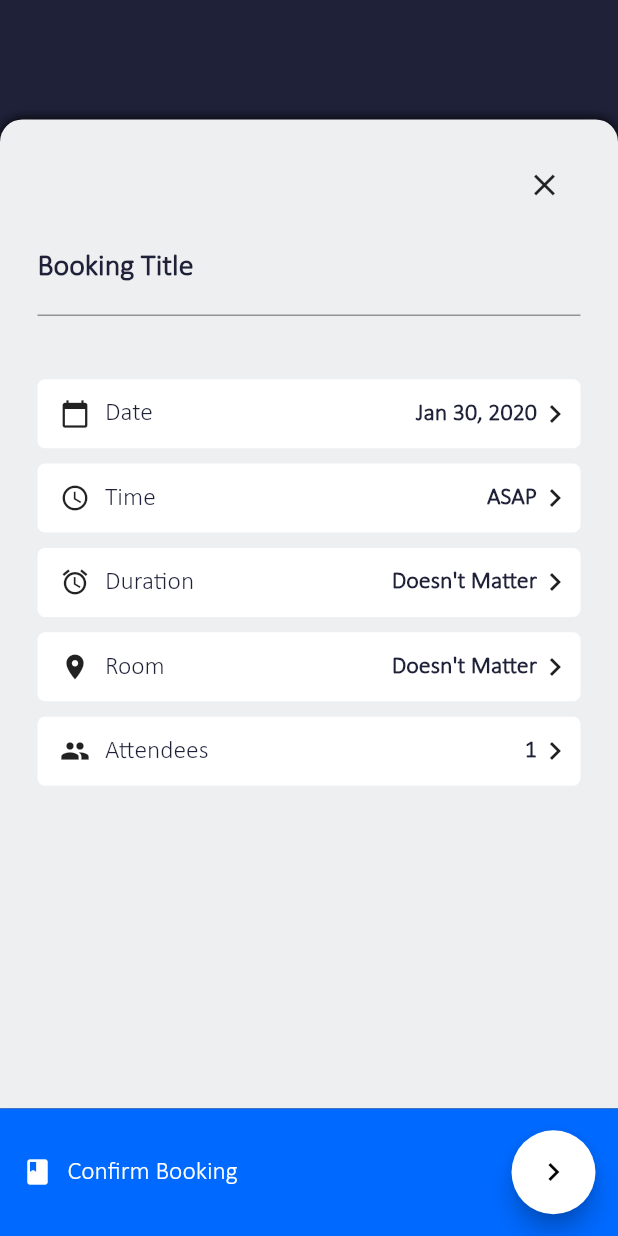
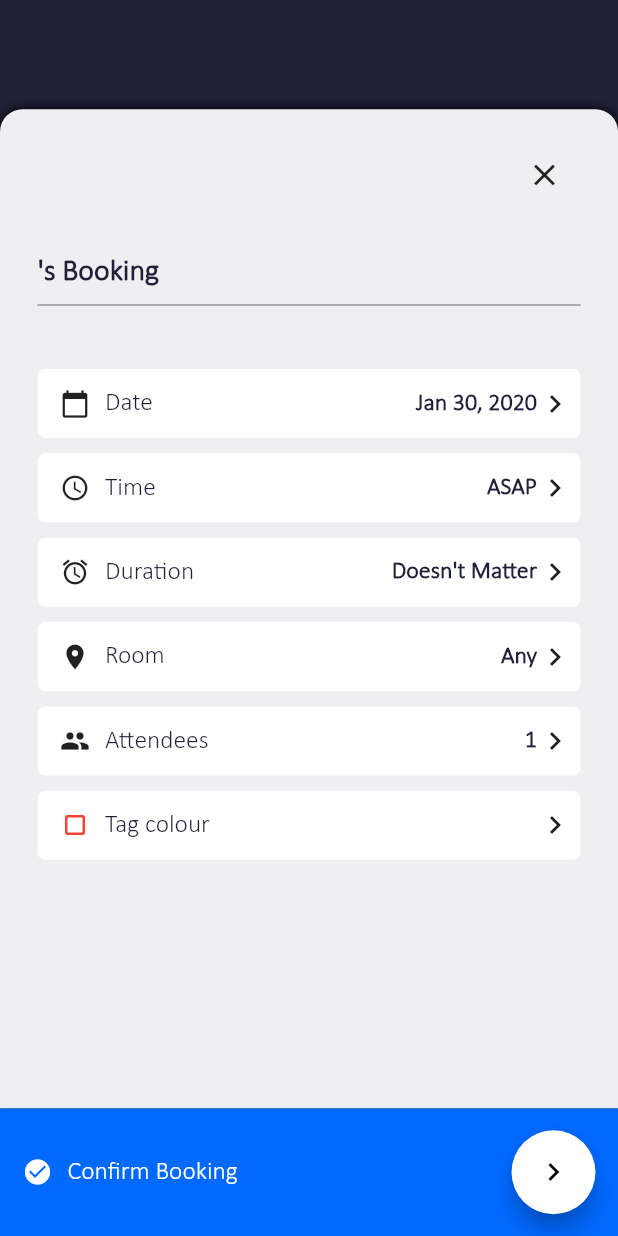
Before and after one commit to TimmyRB/StudyRoomBooking, a Flutter app: the BookPopup screen opened directly, on a phone screen of 412 x 824 dp. Run offline on Flutter 3.47's test engine with Material 2 defaults, Android fonts, the phone set to English and light mode, and no system bars; our stand-ins replace bubble_bottom_bar, cloud_firestore, firebase_auth, shared_preferences, table_calendar; missing offline and left inert: barcode_scan_fix; accounts and stored records are empty; project files that could hold a hidden picture were left out.

Commit message:
:sparkles: Default booking title includes name

```diff
--- a/lib/popups/bookPopup.dart
+++ b/lib/popups/bookPopup.dart
@@ -1,6 +1,7 @@
 // Packages
 import 'package:flutter/material.dart';
 import 'package:intl/intl.dart';
+import 'package:shared_preferences/shared_preferences.dart';
 
 import 'package:StudyRoomBooking/widgets/fields.dart';
 import 'package:StudyRoomBooking/widgets/buttons.dart';
@@ -13,14 +14,28 @@ class BookPopup extends StatefulWidget {
 }
 
 class BookPopupState extends State<BookPopup> {
+  TextEditingController _titleController = new TextEditingController();
+
   @override
   void initState() {
     super.initState();
+
+    _getName().then((name) {
+      setState(() {
+        _titleController.text = (name != null ? name + "'s Booking" : "");
+      });
+    });
   }
 
   @override
   void dispose() {
     super.dispose();
+  }
+
+  Future<String> _getName() async {
+    SharedPreferences prefs = await SharedPreferences.getInstance();
+    String n = prefs.getString('name');
+    return n;
   }
 
   @override
@@ -51,6 +66,7 @@ class BookPopupState extends State<BookPopup> {
 
                         ),
                         TitleField(
+                          controller: _titleController,
                           label: 'Booking Title',
                           obscureText: false,
                           autoCorrect: true,
@@ -87,7 +103,7 @@ class BookPopupState extends State<BookPopup> {
                             context: context,
                             label: 'Room',
                             icon: Icons.room,
-                            infoLabel: 'Doesn\'t Matter'),
+                            infoLabel: 'Any'),
                         SizedBox(
                             height:
                                 MediaQuery.of(context).size.height * _space),
@@ -99,14 +115,14 @@ class BookPopupState extends State<BookPopup> {
                         SizedBox(
                             height:
                                 MediaQuery.of(context).size.height * _space),
-                        // BookOptionButton(
-                        //     context: context,
-                        //     label: 'Tag colour',
-                        //     icon: Icons.crop_square,
-                        //     infoLabel: '',
-                        //     iconColor: Colors.red),
+                        BookOptionButton(
+                            context: context,
+                            label: 'Tag colour',
+                            icon: Icons.crop_square,
+                            infoLabel: '',
+                            iconColor: Colors.red),
                         SizedBox(
-                            height: MediaQuery.of(context).size.height * 0.25),
+                            height: MediaQuery.of(context).size.height * 0.20),
                       ],
                     ),
                   ))),
@@ -124,7 +140,7 @@ class BookPopupState extends State<BookPopup> {
                         Row(
                             crossAxisAlignment: CrossAxisAlignment.center,
                             children: <Widget>[
-                              Icon(Icons.book, color: Colors.white, size: 20),
+                              Icon(Icons.check_circle, color: Colors.white, size: 20),
                               SizedBox(width: 10),
                               Text('Confirm Booking',
                                   style: TextStyle(
```
